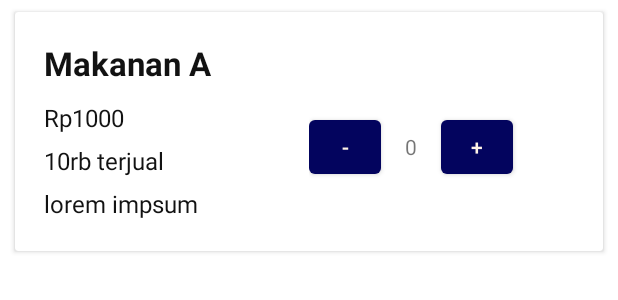
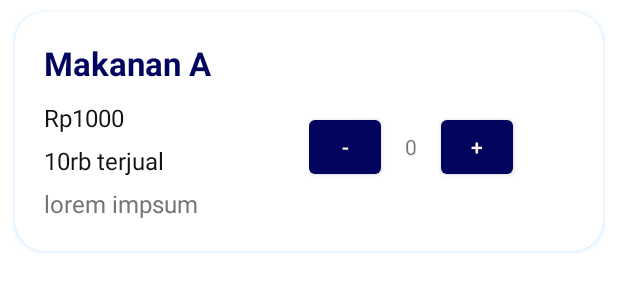
Before and after one commit to leoniantoinette/majika, an Android app: the layout menu_item.xml on its own in the app's theme, with its tools: preview values and no code run, on a phone screen of 412 x 824 dp. Shown: the top 300 px of the screen. Run offline under Robolectric (Android 15) with nearby library versions, the phone set to English and light mode, and no system bars; network calls fail.

Commit message:
add style

```diff
--- a/app/src/main/java/com/example/majika/adapter/MenuAdapter.kt
+++ b/app/src/main/java/com/example/majika/adapter/MenuAdapter.kt
@@ -45,7 +45,7 @@ class MenuAdapter ( private val list:ArrayList<DataMenu>, private val keranjangV
         val formatter = NumberFormat.getInstance(Locale.getDefault())
         holder.name.text = listFilter.get(position).name
         holder.price.text = "Rp" + formatter.format(listFilter.get(position).price.toInt())
-        holder.sold.text = listFilter.get(position).sold.toString()
+        holder.sold.text = formatter.format(listFilter.get(position).sold) + " Sold"
         holder.description.text = listFilter.get(position).description
 
         // click listener for add button
@@ -105,9 +105,11 @@ class MenuAdapter ( private val list:ArrayList<DataMenu>, private val keranjangV
                         }
                     }
                     listFilter = resultList
+
                 }
                 val filterResults = FilterResults()
                 filterResults.values = listFilter
+
                 return filterResults
             }
 
--- a/app/src/main/java/com/example/majika/fragment/Menu.kt
+++ b/app/src/main/java/com/example/majika/fragment/Menu.kt
@@ -130,6 +130,7 @@ class Menu : Fragment() {
 
         //Restore state
         menuList = arrayListOf()
+
         if (savedInstanceState != null ){
             recyclerViewState = savedInstanceState.getParcelable("recyclerViewState")
             recyclerViewState = savedInstanceState.getParcelable(RECYCLER_VIEW_STATE_KEY)
--- a/app/src/main/res/layout/keranjang_item.xml
+++ b/app/src/main/res/layout/keranjang_item.xml
@@ -3,7 +3,8 @@
     xmlns:app="http://schemas.android.com/apk/res-auto"
     android:layout_width="match_parent"
     android:layout_height="wrap_content"
-    android:orientation="vertical">
+    android:orientation="vertical"
+    android:outlineSpotShadowColor="@color/blueFourth">
 
     <androidx.cardview.widget.CardView
         android:id="@+id/cardList"
@@ -13,6 +14,7 @@
         android:layout_marginTop="8dp"
         android:layout_marginRight="10dp"
         android:layout_marginBottom="4dp"
+        android:outlineSpotShadowColor="@color/blueFourth"
         app:cardCornerRadius="20dp">
 
         <LinearLayout
--- a/app/src/main/res/layout/menu_item.xml
+++ b/app/src/main/res/layout/menu_item.xml
@@ -1,8 +1,10 @@
 <?xml version="1.0" encoding="utf-8"?>
 <LinearLayout xmlns:android="http://schemas.android.com/apk/res/android"
+    xmlns:app="http://schemas.android.com/apk/res-auto"
     android:layout_width="match_parent"
     android:layout_height="wrap_content"
-    android:orientation="vertical">
+    android:orientation="vertical"
+    android:outlineSpotShadowColor="@color/blueFourth">
 
     <androidx.cardview.widget.CardView
         android:id="@+id/cardList"
@@ -11,15 +13,19 @@
         android:layout_marginLeft="10dp"
         android:layout_marginTop="8dp"
         android:layout_marginRight="10dp"
-        android:layout_marginBottom="4dp">
+        android:layout_marginBottom="4dp"
+        android:outlineAmbientShadowColor="#2196F3"
+        android:outlineSpotShadowColor="#2196F3"
+        app:cardCornerRadius="20dp">
+
         <LinearLayout
             android:layout_width="match_parent"
             android:layout_height="wrap_content"
-            android:orientation="horizontal"
-            android:padding="16dp"
+            android:layout_gravity="right"
             android:layout_marginLeft="180dp"
             android:layout_marginTop="50dp"
-            android:layout_gravity="right">
+            android:orientation="horizontal"
+            android:padding="16dp">
 
             <Button
                 android:id="@+id/decBtn"
@@ -32,7 +38,7 @@
                 android:layout_width="wrap_content"
                 android:layout_height="wrap_content"
                 android:paddingHorizontal="16dp"
-                android:text="0"/>
+                android:text="0" />
 
             <Button
                 android:id="@+id/incBtn"
@@ -40,10 +46,13 @@
                 android:layout_height="48dp"
                 android:text="+" />
         </LinearLayout>
+
         <LinearLayout
             android:layout_width="match_parent"
             android:layout_height="wrap_content"
             android:orientation="vertical"
+            android:outlineAmbientShadowColor="@color/blueSecondary"
+            android:outlineSpotShadowColor="@color/blueSecondary"
             android:padding="16dp">
 
             <TextView
@@ -53,7 +62,7 @@
                 android:padding="3dp"
                 android:text="Makanan A"
                 android:textAppearance="?android:attr/textAppearanceLarge"
-                android:textColor="#121212"
+                android:textColor="@color/bluePrimary"
                 android:textStyle="bold" />
 
             <TextView
@@ -84,12 +93,11 @@
                 android:padding="3dp"
                 android:text="lorem impsum"
                 android:textAppearance="?android:attr/textAppearanceMedium"
-                android:textColor="#121212"
+                android:textColor="#757575"
                 android:textSize="16sp" />
 
         </LinearLayout>
 
 
-
     </androidx.cardview.widget.CardView>
 </LinearLayout>
```
